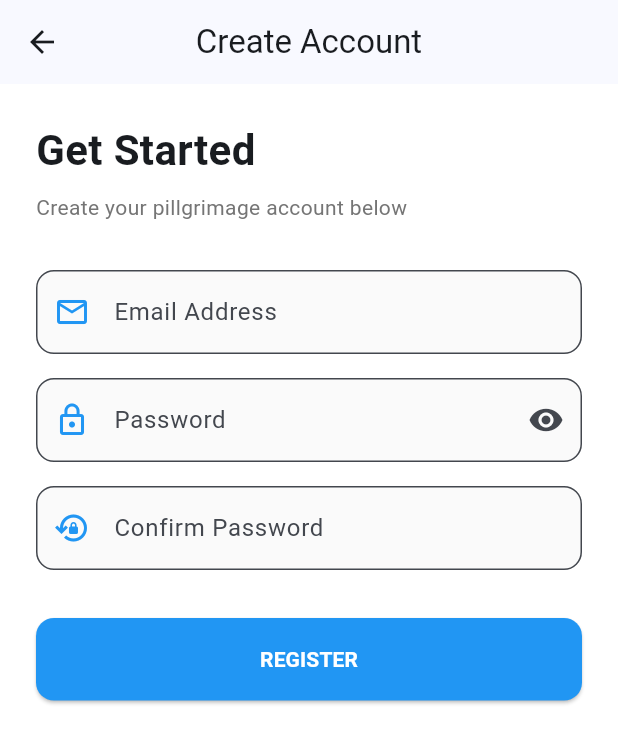
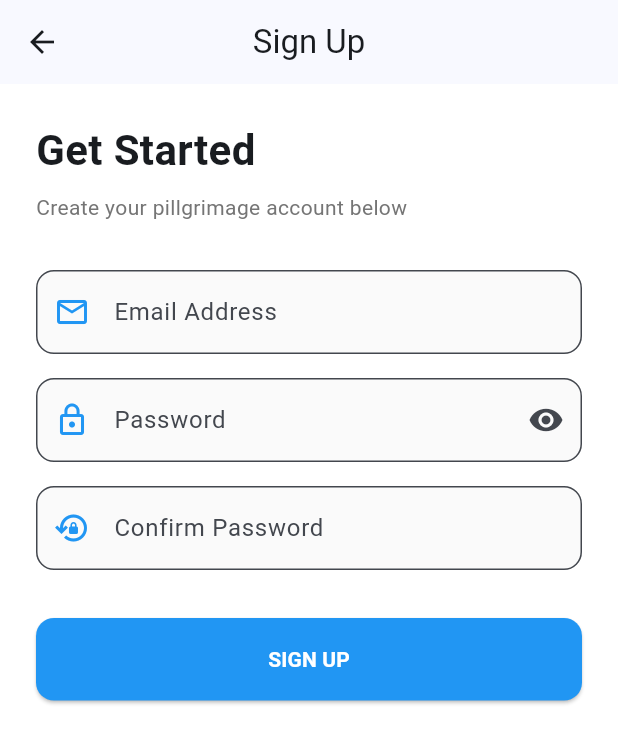
Before and after one commit to Lacie/pillgrimage, a Flutter app: the CreateAccountView screen opened directly, on a phone screen of 412 x 824 dp. Shown: the top 743 px of the screen. Run offline on Flutter 3.47's test engine with Material 3 defaults, Android fonts, the phone set to English and light mode, and no system bars; our stand-ins replace cloud_firestore, firebase_auth, firebase_core; accounts and stored records are empty; generated files the repository leaves out were written again.

Commit message:
Updated strings

```diff
--- a/lib/create_account_view.dart
+++ b/lib/create_account_view.dart
@@ -95,7 +95,7 @@ class _CreateAccountState extends State<CreateAccountView> {
   Widget build(BuildContext context) {
     return Scaffold(
       backgroundColor: Colors.white,
-      appBar: AppBar(title: const Text("Create Account"), centerTitle: true),
+      appBar: AppBar(title: const Text("Sign Up"), centerTitle: true),
       body: SingleChildScrollView(
         padding: const EdgeInsets.all(24.0),
         child: Column(
@@ -145,7 +145,7 @@ class _CreateAccountState extends State<CreateAccountView> {
                 ),
                 child: _isLoading
                     ? const CircularProgressIndicator(color: Colors.white)
-                    : const Text("REGISTER", style: TextStyle(color: Colors.white, fontWeight: FontWeight.bold)),
+                    : const Text("SIGN UP", style: TextStyle(color: Colors.white, fontWeight: FontWeight.bold)),
               ),
             ),
           ],
--- a/lib/login_view.dart
+++ b/lib/login_view.dart
@@ -134,7 +134,7 @@ class _LoginViewState extends State<LoginView> {
                 ),
                 child: _isLoading
                     ? const CircularProgressIndicator(color: Colors.white)
-                    : const Text("LOGIN", style: TextStyle(color: Colors.white, fontWeight: FontWeight.bold)),
+                    : const Text("LOG IN", style: TextStyle(color: Colors.white, fontWeight: FontWeight.bold)),
               ),
             ),
 
@@ -148,7 +148,7 @@ class _LoginViewState extends State<LoginView> {
                     MaterialPageRoute(builder: (context) => const CreateAccountView()),
                   );
                 },
-                child: const Text("Don't have an account? Register here"),
+                child: const Text("Don't have an account? Sign up here"),
               ),
             ),
           ],
```
